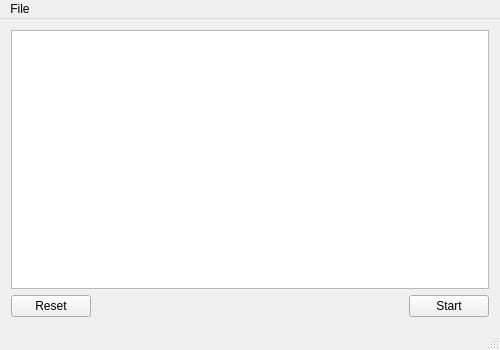
This is mainwindow.ui in DaviesX/A1C-Analyzer as Qt 5 draws it before an edit. The edited form follows.
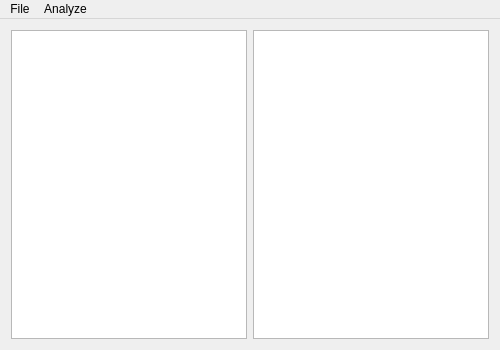
This is the edited form.

```diff
--- a/mainwindow.ui
+++ b/mainwindow.ui
@@ -15,39 +15,15 @@
   </property>
   <widget class="QWidget" name="centralWidget">
    <layout class="QGridLayout" name="gridLayout">
-    <item row="1" column="0">
-     <widget class="QPushButton" name="reset">
-      <property name="text">
-       <string>Reset</string>
-      </property>
-     </widget>
-    </item>
-    <item row="0" column="0" colspan="3">
-     <widget class="QListWidget" name="listWidget">
+    <item row="0" column="0">
+     <widget class="QListWidget" name="file_list">
       <property name="autoFillBackground">
        <bool>false</bool>
       </property>
      </widget>
     </item>
-    <item row="1" column="2">
-     <widget class="QPushButton" name="start">
-      <property name="text">
-       <string>Start</string>
-      </property>
-     </widget>
-    </item>
-    <item row="1" column="1">
-     <spacer name="horizontalSpacer">
-      <property name="orientation">
-       <enum>Qt::Horizontal</enum>
-      </property>
-      <property name="sizeHint" stdset="0">
-       <size>
-        <width>40</width>
-        <height>20</height>
-       </size>
-      </property>
-     </spacer>
+    <item row="0" column="1">
+     <widget class="QGraphicsView" name="chart_area"/>
     </item>
    </layout>
   </widget>
@@ -57,7 +33,7 @@
      <x>0</x>
      <y>0</y>
      <width>500</width>
-     <height>22</height>
+     <height>19</height>
     </rect>
    </property>
    <widget class="QMenu" name="menuFile">
@@ -66,10 +42,17 @@
     </property>
     <addaction name="lab"/>
     <addaction name="order"/>
+    <addaction name="clear_all_files"/>
+   </widget>
+   <widget class="QMenu" name="menuData">
+    <property name="title">
+     <string>Analyze</string>
+    </property>
+    <addaction name="analyze"/>
    </widget>
    <addaction name="menuFile"/>
+   <addaction name="menuData"/>
   </widget>
-  <widget class="QStatusBar" name="statusBar"/>
   <action name="lab">
    <property name="text">
     <string>Load lab data</string>
```
Left out of the diff: 10 changed lines with no effect on the pictures.
